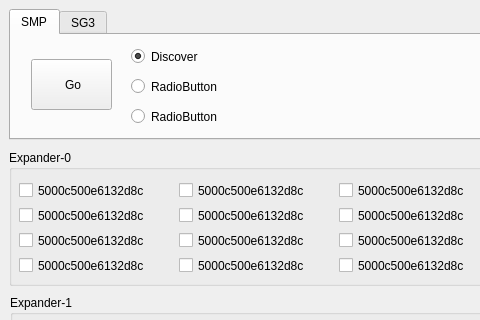
First picture: the form in widget.ui, repository JuihoChen/myDino, before the edit; both pictures show x 0 to 480 and y 0 to 320 of the 1159 by 841 pixel window.
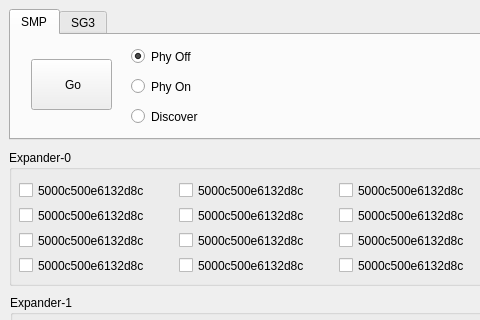
Second picture: the form after the edit. Icons and pictures are not drawn.

Commit message: [UPDATE] 1. Modify two radio buttons for phy off/on control          2. Add w_path member to class ExpanderFunc for later use cases          3. Some code refactoring

```diff
--- a/widget.ui
+++ b/widget.ui
@@ -51,7 +51,7 @@
      <property name="geometry">
       <rect>
        <x>120</x>
-       <y>10</y>
+       <y>70</y>
        <width>112</width>
        <height>23</height>
       </rect>
@@ -60,6 +60,22 @@
       <string>Discover</string>
      </property>
      <property name="checked">
+      <bool>false</bool>
+     </property>
+    </widget>
+    <widget class="QRadioButton" name="radPhyDisable">
+     <property name="geometry">
+      <rect>
+       <x>120</x>
+       <y>10</y>
+       <width>112</width>
+       <height>23</height>
+      </rect>
+     </property>
+     <property name="text">
+      <string>Phy Off</string>
+     </property>
+     <property name="checked">
       <bool>true</bool>
      </property>
     </widget>
@@ -73,20 +89,7 @@
       </rect>
      </property>
      <property name="text">
-      <string>RadioButton</string>
-     </property>
-    </widget>
-    <widget class="QRadioButton" name="radioButton_3">
-     <property name="geometry">
-      <rect>
-       <x>120</x>
-       <y>70</y>
-       <width>112</width>
-       <height>23</height>
-      </rect>
-     </property>
-     <property name="text">
-      <string>RadioButton</string>
+      <string>Phy On</string>
      </property>
     </widget>
     <widget class="QPushButton" name="btnSmpDoit">
```
Left out of the diff: 11 changed lines with no effect on the pictures. The commit also changes 4 other files.
